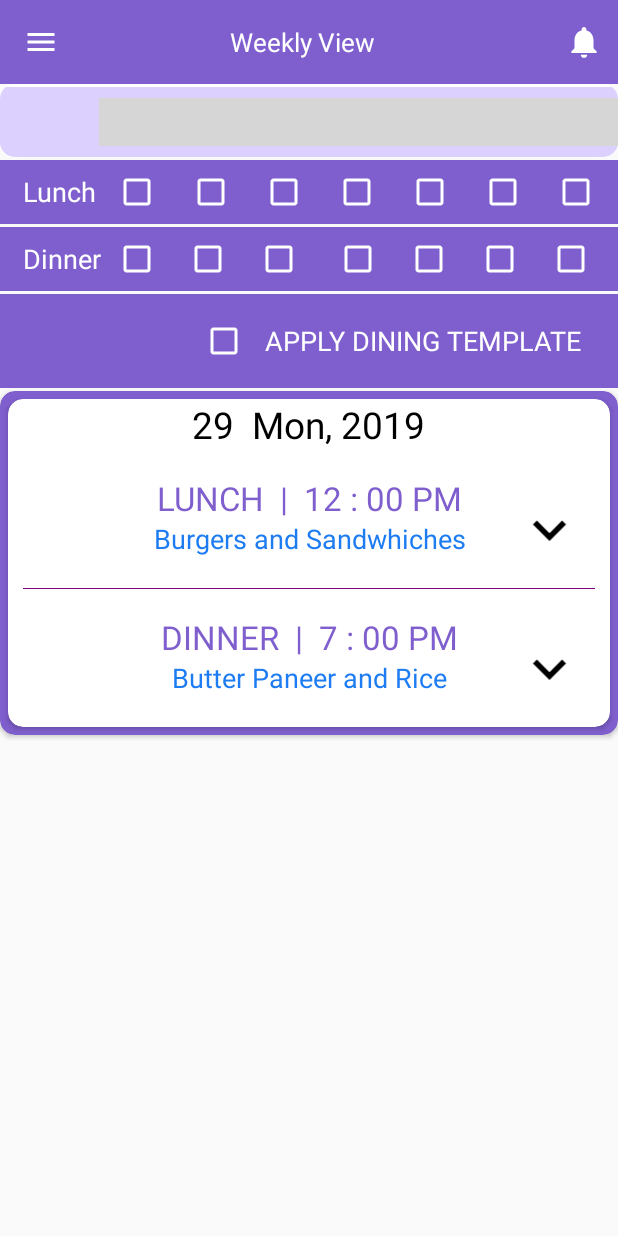
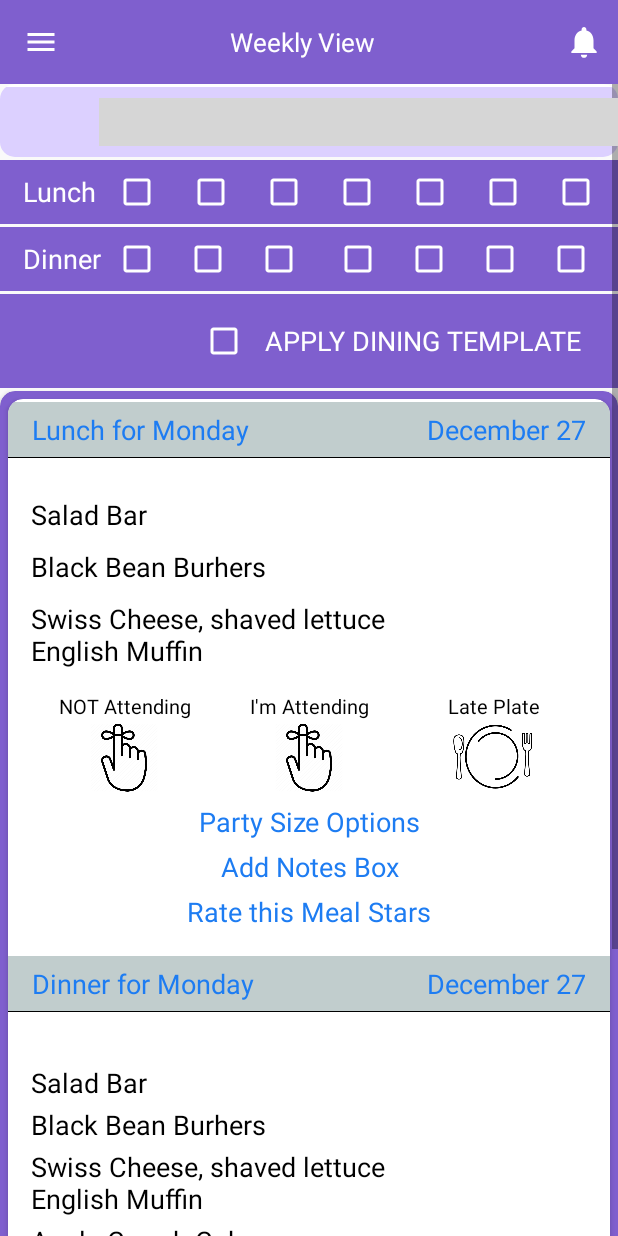
Before and after one commit to LokeshInfo/Tally_Meals, an Android app: the layout fragment_home.xml on its own in the app's theme, with its tools: preview values and no code run, on a phone screen of 412 x 824 dp. Run offline under Robolectric (Android 15) with nearby library versions, the phone set to English and light mode, and no system bars; plain views replace HorizontalPicker; grey boxes are pictures that could not be loaded.

Commit message:
Updates 27 Dec.......

```diff
--- a/app/src/main/java/com/tally_meals/ics/Fragment/Daily_view_fragment.java
+++ b/app/src/main/java/com/tally_meals/ics/Fragment/Daily_view_fragment.java
@@ -51,15 +51,12 @@ public class Daily_view_fragment extends Fragment
         spinner_dinner = view.findViewById(R.id.spinner_dinner);
         spinner_lunch = view.findViewById(R.id.spinner_lunch);
 
-
         imgToolbar.setOnClickListener(new View.OnClickListener() {
             @Override
             public void onClick(View v) {
                 ((MainActivity)getActivity()).openDrawer();
             }
         });
-
-
 
         List<String> list = new ArrayList<String>();
         list.add(" 1 ");
@@ -106,7 +103,4 @@ public class Daily_view_fragment extends Fragment
 
         return view;
     }
-
-
-
 }
--- a/app/src/main/java/com/tally_meals/ics/Fragment/Home_fragment.java
+++ b/app/src/main/java/com/tally_meals/ics/Fragment/Home_fragment.java
@@ -25,7 +25,8 @@ import java.util.Calendar;
 
 public class Home_fragment extends Fragment implements DatePickerListener
 {
-    ImageView imgToolbar, ic_Notify, icarrow1, icarrow2;
+    ImageView imgToolbar, ic_Notify;
+    //icarrow1, icarrow2;
     Toolbar toolbar;
     int currentdate;
     LinearLayout ll1 ,ll2;
@@ -40,8 +41,8 @@ public class Home_fragment extends Fragment implements DatePickerListener
         imgToolbar = view.findViewById(R.id.imgToolbar);
         toolbar = view.findViewById(R.id.toolbar);
         ic_Notify = view.findViewById(R.id.ic_notify);
-        icarrow1 = view.findViewById(R.id.ic_dow1);
-        icarrow2 = view.findViewById(R.id.ic_dow2);
+        //icarrow1 = view.findViewById(R.id.ic_dow1);
+        //icarrow2 = view.findViewById(R.id.ic_dow2);
         ll1 = view.findViewById(R.id.ll1);
         ll2 = view.findViewById(R.id.ll2);
 
@@ -100,7 +101,7 @@ public class Home_fragment extends Fragment implements DatePickerListener
 
     private void Click_Listeners()
     {
-        icarrow1.setOnClickListener(new View.OnClickListener() {
+      /*  icarrow1.setOnClickListener(new View.OnClickListener() {
             @Override
             public void onClick(View v) {
                 if (ll1.getVisibility() == View.GONE) {
@@ -123,7 +124,7 @@ public class Home_fragment extends Fragment implements DatePickerListener
                 {
                     ll2.setVisibility(View.GONE);
                 }            }
-        });
+        });*/
 
     }
 
--- a/app/src/main/res/layout/fragment_home.xml
+++ b/app/src/main/res/layout/fragment_home.xml
@@ -337,71 +337,60 @@
             android:layout_width="match_parent"
             android:layout_height="wrap_content"
             android:orientation="vertical">
-            <LinearLayout
-                android:layout_width="match_parent"
-                android:layout_height="wrap_content"
-                android:orientation="horizontal"
-                android:layout_gravity="center"
-                android:gravity="center_horizontal"
-                >
-            <TextView
-                android:id="@+id/ddate"
-                android:layout_width="wrap_content"
-                android:layout_height="wrap_content"
-                android:text="29"
-                android:textSize="11pt"
-                android:gravity="center"
-                android:layout_gravity="center"
-                android:textColor="@color/black"
-                />
-            <TextView
-                android:layout_width="wrap_content"
-                android:layout_height="wrap_content"
-                android:text="  Mon, 2019"
-                android:textSize="11pt"
-                android:layout_gravity="center"
-                android:gravity="center"
-                android:textColor="@color/black"
-                />
-            </LinearLayout>
+
   <RelativeLayout
         android:id="@+id/llyt5"
         android:layout_width="match_parent"
         android:layout_height="wrap_content"
         android:orientation="horizontal"
         android:layout_marginTop="2dp"
-        android:padding="15dp"
+        >
+      <RelativeLayout
+          android:id="@+id/rellyt"
+          android:layout_width="match_parent"
+          android:layout_height="wrap_content"
+          android:background="@color/light_grey"
+          android:padding="6dp"
           >
         <TextView
             android:id="@+id/ttime"
-            android:layout_width="match_parent"
+            android:layout_width="wrap_content"
             android:layout_height="wrap_content"
-            android:text="LUNCH  |  12 : 00 PM"
-            android:layout_centerHorizontal="true"
-            android:textAlignment="center"
-            android:textSize="10pt"
-            android:textColor="@color/light_Purple"/>
+            android:text="Lunch for Monday"
+            android:textAlignment="textStart"
+            android:textSize="8pt"
+            style="@style/bold_tx"
+            android:paddingStart="10dp"
+            android:layout_alignParentStart="true"
+            android:textColor="@color/blue"/>
 
                 <TextView
-            android:id="@+id/txz"
-            android:layout_width="match_parent"
+                    android:id="@+id/ldate"
+                    android:layout_width="wrap_content"
                     android:layout_height="wrap_content"
-            android:text="Burgers and Sandwhiches"
-            android:layout_centerHorizontal="true"
+                    android:text="December 27"
+                    android:textAlignment="textStart"
                     android:textSize="8pt"
-            android:textAlignment="center"
-            android:singleLine="false"
+                    android:paddingEnd="10dp"
+                    style="@style/bold_tx"
                     android:layout_alignParentEnd="true"
-            android:layout_below="@+id/ttime"
                     android:textColor="@color/blue"/>
 
-                <ImageView
+      </RelativeLayout>
+
+      <View
+          android:id="@+id/relline"
+          android:layout_width="match_parent"
+          android:layout_height="0.66dp"
+          android:background="@color/black"
+          android:layout_below="@+id/rellyt"/>
+                <!--<ImageView
                     android:id="@+id/ic_dow1"
                     android:layout_width="wrap_content"
                     android:layout_height="44dp"
                     android:src="@drawable/ic_arrow_down"
                     android:layout_alignParentEnd="true"
-                    android:layout_marginTop="7pt"/>
+                    android:layout_marginTop="7pt"/>-->
 
                 <LinearLayout
                     android:id="@+id/ll1"
@@ -409,9 +398,10 @@
                     android:layout_height="wrap_content"
                     android:orientation="vertical"
                     android:layout_alignParentStart="true"
-                    android:layout_below="@+id/txz"
-                    android:layout_marginTop="20dp"
-                    android:visibility="gone"
+                    android:layout_below="@+id/relline"
+                    android:layout_marginTop="10dp"
+                    android:visibility="visible"
+                    android:padding="15dp"
                     >
 
                     <TextView
@@ -432,6 +422,7 @@
                         style="@style/bold_tx"
                         android:textColor="@color/black"
                         android:textAlignment="textStart"
+                        android:layout_marginTop="10dp"
                         />
 
                     <TextView
@@ -442,8 +433,8 @@
                         android:textSize="8pt"
                         android:textColor="@color/black"
                         android:textAlignment="textStart"
+                        android:layout_marginTop="10dp"
                         />
-
 
                     <LinearLayout
                         android:layout_width="match_parent"
@@ -530,7 +521,6 @@
 
                     </LinearLayout>
 
-
                     <TextView
                         android:layout_width="match_parent"
                         android:layout_height="wrap_content"
@@ -540,7 +530,6 @@
                         android:textSize="8pt"
                         android:textColor="@color/blue"/>
 
-
                     <TextView
                         android:layout_width="match_parent"
                         android:layout_height="wrap_content"
@@ -549,7 +538,6 @@
                         android:text="Add Notes Box"
                         android:textSize="8pt"
                         android:textColor="@color/blue"/>
-
 
                     <TextView
                         android:layout_width="match_parent"
@@ -564,12 +552,6 @@
 
     </RelativeLayout>
 
-            <View
-                android:layout_width="match_parent"
-                android:layout_height="0.55dp"
-                android:layout_marginLeft="10dp"
-                android:layout_marginRight="10dp"
-                android:background="@color/Purple"/>
 
             <RelativeLayout
                 android:id="@+id/llyt6"
@@ -577,41 +559,55 @@
                 android:layout_height="wrap_content"
                 android:orientation="horizontal"
                 android:layout_marginTop="2dp"
-                android:padding="15dp"
                 >
 
+                <RelativeLayout
+                    android:id="@+id/rellyt1"
+                    android:layout_width="match_parent"
+                    android:layout_height="wrap_content"
+                    android:background="@color/light_grey"
+                    android:padding="6dp"
+                    >
                     <TextView
                         android:id="@+id/ttime1"
-                    android:layout_width="match_parent"
+                        android:layout_width="wrap_content"
                         android:layout_height="wrap_content"
-                    android:layout_toEndOf="@+id/ddate1"
-                    android:text="DINNER  |  7 : 00 PM"
-                    android:layout_centerHorizontal="true"
-                    android:textAlignment="center"
-                    android:textSize="10pt"
-                    android:textColor="@color/light_Purple"/>
-
+                        android:text="Dinner for Monday"
+                        android:textAlignment="textStart"
+                        android:textSize="8pt"
+                        style="@style/bold_tx"
+                        android:paddingStart="10dp"
+                        android:layout_alignParentStart="true"
+                        android:textColor="@color/blue"/>
 
                     <TextView
-                    android:id="@+id/txz1"
-                    android:layout_width="match_parent"
+                        android:id="@+id/ldate1"
+                        android:layout_width="wrap_content"
                         android:layout_height="wrap_content"
-                    android:text="Butter Paneer and Rice"
-                    android:layout_centerHorizontal="true"
+                        android:text="December 27"
+                        android:textAlignment="textStart"
                         android:textSize="8pt"
-                    android:textAlignment="center"
-                    android:singleLine="false"
+                        android:paddingEnd="10dp"
+                        style="@style/bold_tx"
                         android:layout_alignParentEnd="true"
-                    android:layout_below="@+id/ttime1"
                         android:textColor="@color/blue"/>
 
-                <ImageView
+                </RelativeLayout>
+
+                <View
+                    android:id="@+id/relline1"
+                    android:layout_width="match_parent"
+                    android:layout_height="0.66dp"
+                    android:background="@color/black"
+                    android:layout_below="@+id/rellyt1"/>
+
+               <!-- <ImageView
                     android:id="@+id/ic_dow2"
                     android:layout_width="wrap_content"
                     android:layout_height="44dp"
                     android:src="@drawable/ic_arrow_down"
                     android:layout_alignParentEnd="true"
-                    android:layout_marginTop="7pt"/>
+                    android:layout_marginTop="7pt"/>-->
 
                 <LinearLayout
                     android:id="@+id/ll2"
@@ -619,9 +615,10 @@
                     android:layout_height="wrap_content"
                     android:orientation="vertical"
                     android:layout_alignParentStart="true"
-                    android:layout_below="@+id/txz1"
+                    android:layout_below="@+id/rellyt1"
                     android:layout_marginTop="20dp"
-                    android:visibility="gone"
+                    android:visibility="visible"
+                    android:padding="15dp"
                     >
 
                     <TextView
```
Lines whose indentation alone changed are shown as unchanged.
